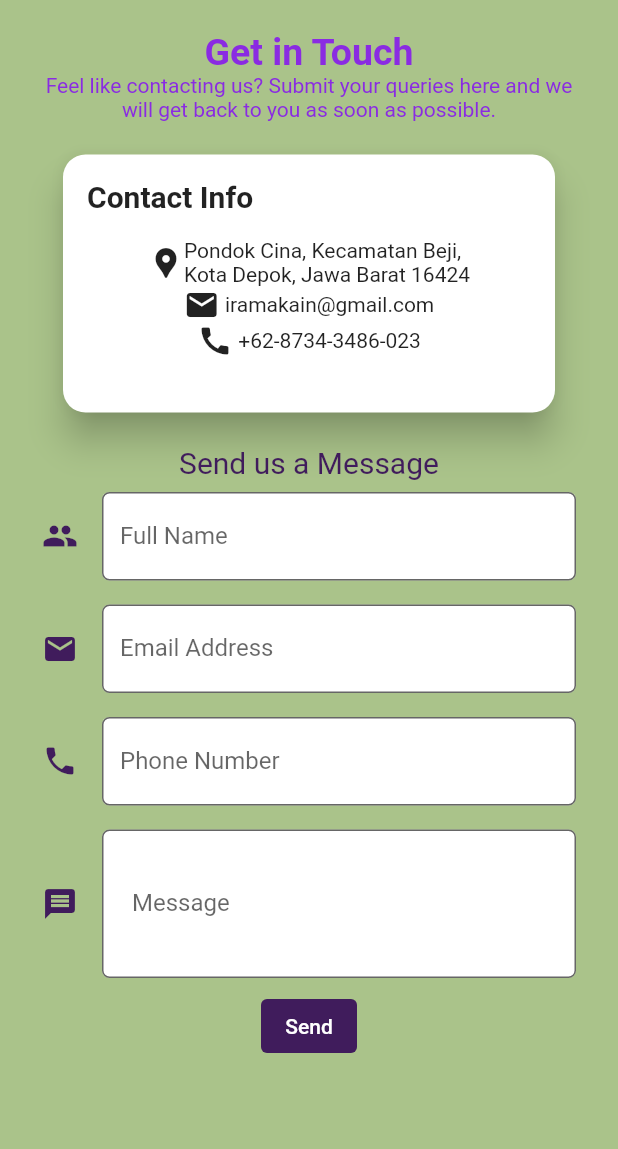
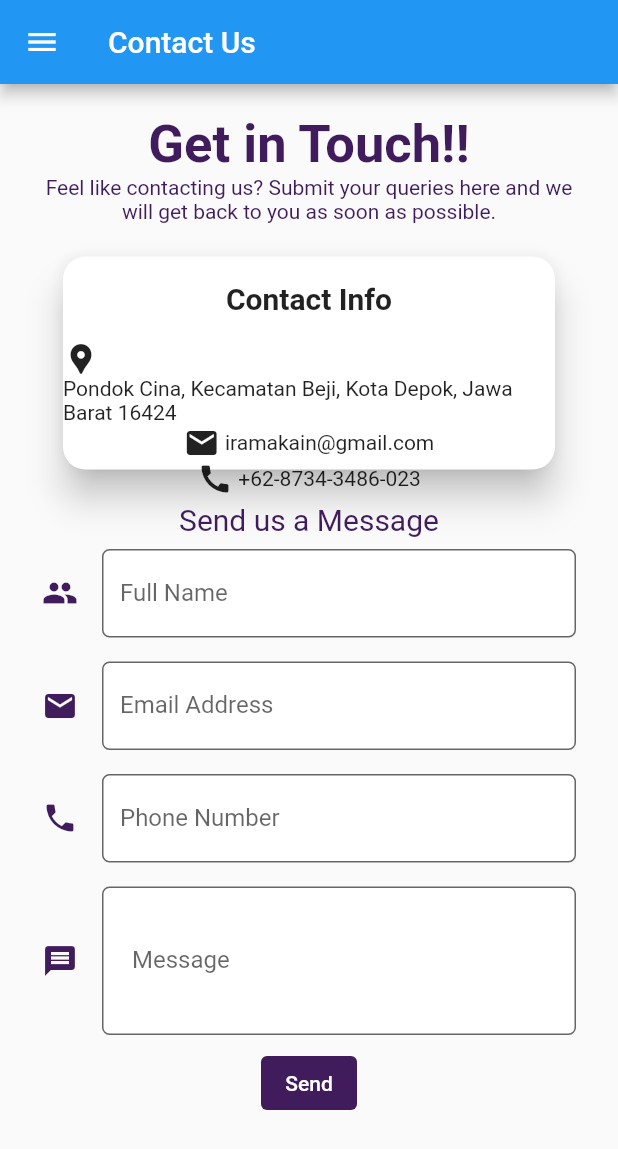
Before and after one commit to E04-PBP/e04-tugas-akhir, a Flutter app: the MyPartnershipPage screen opened by its route, on a phone screen of 412 x 824 dp. Shown: the top 1149 px of the screen. Run offline on Flutter 3.47's test engine with Material 2 defaults, Android fonts, the phone set to English and light mode, and no system bars; missing offline and left inert: pbp_django_auth; Roboto replaces fonts that are missing (Poppins).

Commit message:
Update page partnership

```diff
--- a/lib/Partnership/page/partnership.dart
+++ b/lib/Partnership/page/partnership.dart
@@ -21,10 +21,12 @@ class _MyPartnershipPageState extends State<MyPartnershipPage> {
     @override
     Widget build(BuildContext context) {
         return Scaffold(
-
-          backgroundColor: const Color.fromRGBO(170, 195, 138, 1),
+          appBar: AppBar(
+                title: Text('Contact Us'),
+              ),
+          drawer: const IramaKainDrawer(),
+          // backgroundColor: const Color.fromRGBO(170, 195, 138, 1),
             // appBar: buildAppBar("/partnership"),
-            drawer: const IramaKainDrawer(),
             body: Form(
                 key: _formKey,
                 child: SingleChildScrollView(
@@ -34,15 +36,14 @@ class _MyPartnershipPageState extends State<MyPartnershipPage> {
                         mainAxisAlignment: MainAxisAlignment.center,
                         children: <Widget>[
 
-                          Text('Get in Touch', style: TextStyle(fontSize: 25, fontWeight: FontWeight.bold, color: Color.fromRGBO(138,43,226,1))),
+                          Text('Get in Touch!!', style: TextStyle(fontSize: 35, fontWeight: FontWeight.bold, color: Color.fromRGBO(64, 28, 92, 1))),
                           Text("Feel like contacting us? Submit your queries here and we will get back to you as soon as possible.",
-                          textAlign: TextAlign.center, style: TextStyle(color: Color.fromRGBO(138,43,226,1))),
+                          textAlign: TextAlign.center, style: TextStyle(color: Color.fromRGBO(64, 28, 92, 1))),
 
                           Padding(
                             padding: const EdgeInsets.all(8.0),
                               child: Container(
-                                width: 700,
-                                height: 200,
+                                height: 170,
                                 padding: new EdgeInsets.all(10),
                                 child: Card(
                                   shape: RoundedRectangleBorder(
@@ -54,16 +55,18 @@ class _MyPartnershipPageState extends State<MyPartnershipPage> {
                                     mainAxisSize: MainAxisSize.min,
                                     children: <Widget>[
                                       const ListTile(
-                                        // leading: Icon(Icons.album, size: 60),
                                         title:
-                                          Text('Contact Info', style: TextStyle(fontSize: 20, fontWeight: FontWeight.bold)
+                                        Center(
+                                          child:
+                                            Text('Contact Info', style: TextStyle(fontSize: 20, fontWeight: FontWeight.bold)
+                                            ),
                                         ),
                                       ),
                                         Wrap(
                                           crossAxisAlignment: WrapCrossAlignment.center,
                                           children: [
                                             Icon(Icons.location_pin),
-                                            Text('Pondok Cina, Kecamatan Beji, \nKota Depok, Jawa Barat 16424'),
+                                            Text('Pondok Cina, Kecamatan Beji, Kota Depok, Jawa Barat 16424'),
                                           ],
                                         ),
                                         Wrap(
```
